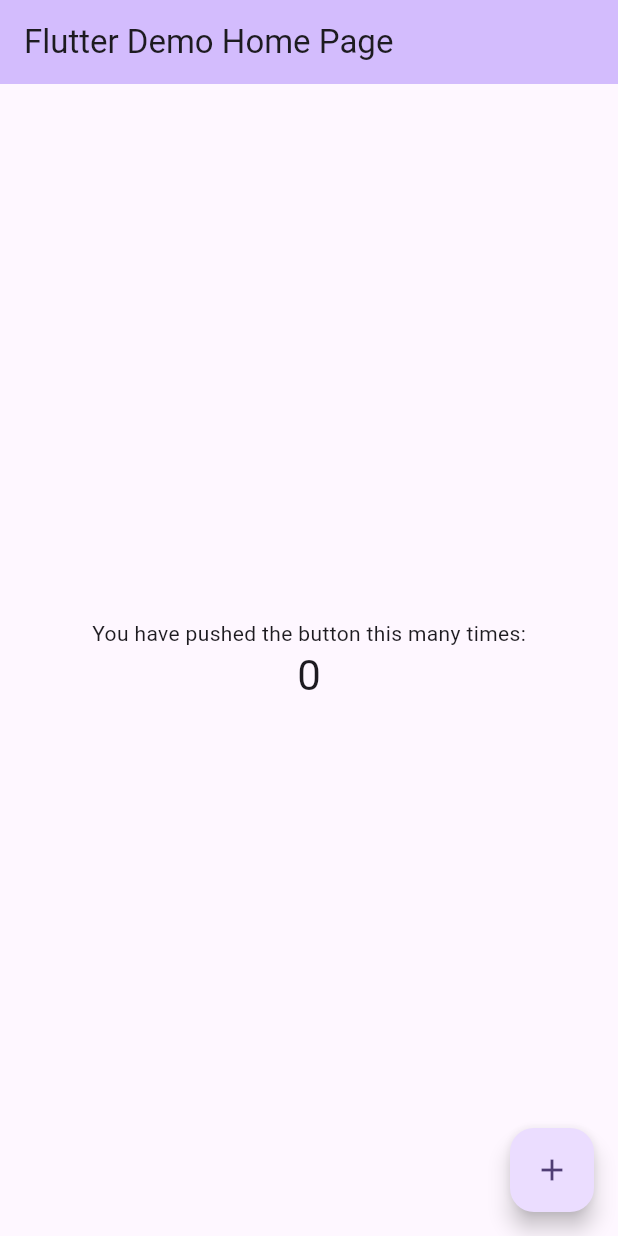
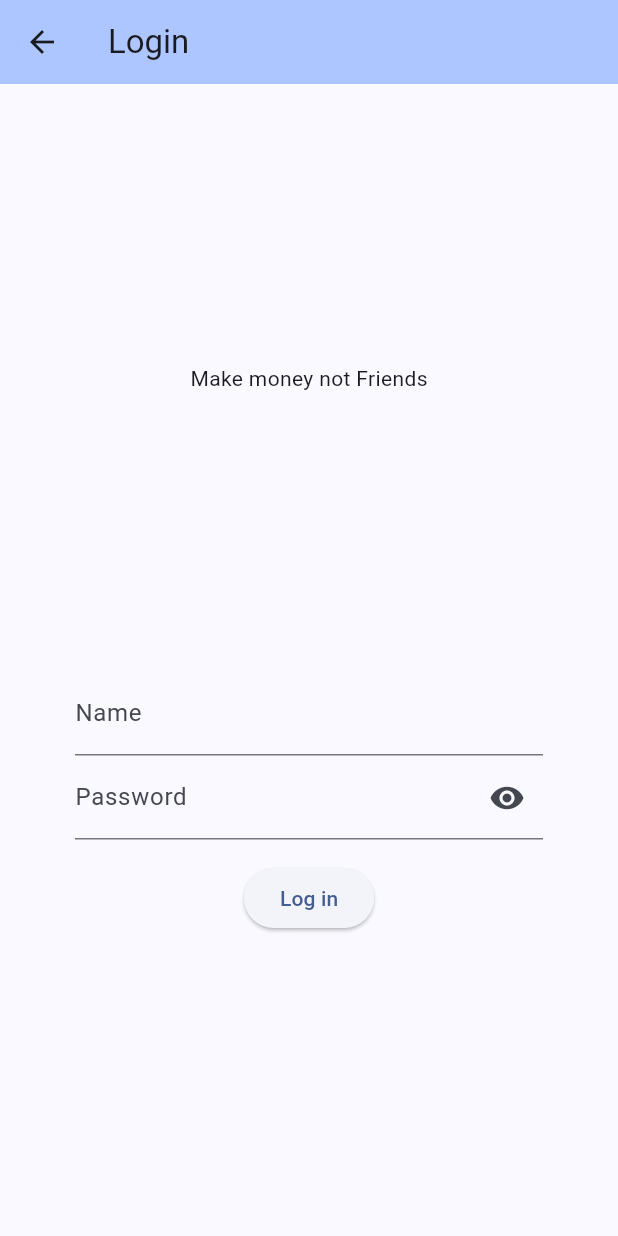
Before and after one commit to wolfrex2809/group_bills_flutter, a Flutter app: the screen it shows after launch, on a phone screen of 412 x 824 dp. Run offline on Flutter 3.47's test engine with Material 3 defaults, Android fonts, the phone set to English and light mode, and no system bars; our stand-ins replace firebase_auth; missing offline and left inert: dart:ffi; accounts and stored records are empty.

Commit message:
Basic Login

```diff
--- a/lib/main.dart
+++ b/lib/main.dart
@@ -1,52 +1,43 @@
+import 'package:flutter/cupertino.dart';
 import 'package:flutter/material.dart';
+import 'package:firebase_auth/firebase_auth.dart';
+import 'package:flutter/rendering.dart';
+import 'package:flutter/widgets.dart';
+import 'models.dart';
 
 void main() {
   runApp(const MyApp());
 }
 
-class MyApp extends StatelessWidget {
+class MyApp extends StatefulWidget {
   const MyApp({super.key});
 
-  // This widget is the root of your application.
+  @override
+  State<MyApp> createState() => _MyAppState();
+}
+
+class _MyAppState extends State<MyApp> {
+
   @override
   Widget build(BuildContext context) {
     return MaterialApp(
-      title: 'Flutter Demo',
+      title: 'Friends Bills',
+      debugShowCheckedModeBanner: false,
       theme: ThemeData(
-        // This is the theme of your application.
-        //
-        // TRY THIS: Try running your application with "flutter run". You'll see
-        // the application has a purple toolbar. Then, without quitting the app,
-        // try changing the seedColor in the colorScheme below to Colors.green
-        // and then invoke "hot reload" (save your changes or press the "hot
-        // reload" button in a Flutter-supported IDE, or press "r" if you used
-        // the command line to start the app).
-        //
-        // Notice that the counter didn't reset back to zero; the application
-        // state is not lost during the reload. To reset the state, use hot
-        // restart instead.
-        //
-        // This works for code too, not just values: Most code changes can be
-        // tested with just a hot reload.
-        colorScheme: ColorScheme.fromSeed(seedColor: Colors.deepPurple),
+        colorScheme: ColorScheme.fromSeed(seedColor: Colors.blueAccent),
         useMaterial3: true,
       ),
-      home: const MyHomePage(title: 'Flutter Demo Home Page'),
+      initialRoute: loggedUser.id != "" ? "/"  : "/login",
+      routes: {
+        '/': (context) => MyHomePage(title: 'Hola, ${loggedUser.name}',),
+        '/login': (context) => Login(),
+      },
     );
   }
 }
 
 class MyHomePage extends StatefulWidget {
   const MyHomePage({super.key, required this.title});
-
-  // This widget is the home page of your application. It is stateful, meaning
-  // that it has a State object (defined below) that contains fields that affect
-  // how it looks.
-
-  // This class is the configuration for the state. It holds the values (in this
-  // case the title) provided by the parent (in this case the App widget) and
-  // used by the build method of the State. Fields in a Widget subclass are
-  // always marked "final".
 
   final String title;
 
@@ -59,67 +50,152 @@
 
   void _incrementCounter() {
     setState(() {
-      // This call to setState tells the Flutter framework that something has
-      // changed in this State, which causes it to rerun the build method below
-      // so that the display can reflect the updated values. If we changed
-      // _counter without calling setState(), then the build method would not be
-      // called again, and so nothing would appear to happen.
       _counter++;
     });
   }
 
   @override
   Widget build(BuildContext context) {
-    // This method is rerun every time setState is called, for instance as done
-    // by the _incrementCounter method above.
-    //
-    // The Flutter framework has been optimized to make rerunning build methods
-    // fast, so that you can just rebuild anything that needs updating rather
-    // than having to individually change instances of widgets.
     return Scaffold(
       appBar: AppBar(
-        // TRY THIS: Try changing the color here to a specific color (to
-        // Colors.amber, perhaps?) and trigger a hot reload to see the AppBar
-        // change color while the other colors stay the same.
         backgroundColor: Theme.of(context).colorScheme.inversePrimary,
-        // Here we take the value from the MyHomePage object that was created by
-        // the App.build method, and use it to set our appbar title.
         title: Text(widget.title),
       ),
-      body: Center(
-        // Center is a layout widget. It takes a single child and positions it
-        // in the middle of the parent.
-        child: Column(
-          // Column is also a layout widget. It takes a list of children and
-          // arranges them vertically. By default, it sizes itself to fit its
-          // children horizontally, and tries to be as tall as its parent.
-          //
-          // Column has various properties to control how it sizes itself and
-          // how it positions its children. Here we use mainAxisAlignment to
-          // center the children vertically; the main axis here is the vertical
-          // axis because Columns are vertical (the cross axis would be
-          // horizontal).
-          //
-          // TRY THIS: Invoke "debug painting" (choose the "Toggle Debug Paint"
-          // action in the IDE, or press "p" in the console), to see the
-          // wireframe for each widget.
-          mainAxisAlignment: MainAxisAlignment.center,
-          children: <Widget>[
-            const Text(
-              'You have pushed the button this many times:',
+      drawer: Drawer(
+        child: ListView(
+          children: [
+            const DrawerHeader(child: Text("Friends Bills")),
+            ListTile(
+              title: const Text("Cuentas"),
+              onTap: (){
+
+              },
             ),
-            Text(
-              '$_counter',
-              style: Theme.of(context).textTheme.headlineMedium,
+            ListTile(
+              title: const Text("Deudas"),
+              onTap: (){
+
+              },
             ),
           ],
-        ),
+        )
+      ),
+      body: ListView(
+        children: const [
+          ListTile(
+            title: Text("Sushi Omakase"),
+            subtitle: Text("From: Lauren Sanabria"),
+            trailing: Text("40 USD", style: TextStyle(color: Colors.red)),
+          ),
+          ListTile(
+            title: Text("Pastelitos Maracuchos"),
+            subtitle: Text("To: Soto, Milkar, Lauren"),
+            trailing: Text("40 USD", style: TextStyle(color: Colors.green)),
+          )
+        ],
       ),
       floatingActionButton: FloatingActionButton(
-        onPressed: _incrementCounter,
-        tooltip: 'Increment',
+        onPressed: (){
+
+        },
+        tooltip: 'New',
         child: const Icon(Icons.add),
-      ), // This trailing comma makes auto-formatting nicer for build methods.
+      )
     );
   }
 }
+
+
+class Login extends StatefulWidget {
+  Login({super.key});
+
+  @override
+  State<Login> createState() => _LoginState();
+}
+
+class _LoginState extends State<Login> {
+  final _formKey = GlobalKey<FormState>();
+
+  final _nameController = TextEditingController();
+  final _passController = TextEditingController();
+  bool passwordVisible=true;
+  @override
+  Widget build(BuildContext context) {
+    return  Scaffold(
+      appBar: AppBar(
+        backgroundColor: Theme.of(context).colorScheme.inversePrimary,
+        title: const Text("Login"),
+      ),
+      body: Padding(
+        padding: EdgeInsets.fromLTRB(50.0, 1.0, 50.0, 1.0),
+        child: Column(
+          mainAxisAlignment: MainAxisAlignment.spaceEvenly,
+              children: [
+                const Text("Make money not Friends"),
+                Form(
+                  key: _formKey,
+                  child: Column(
+                    children: [
+                      TextFormField(
+                        controller: _nameController,
+                        textInputAction: TextInputAction.next,
+                        keyboardType: TextInputType.text,
+                        decoration: const InputDecoration(
+                          label: Text("Name")
+                        ),
+                        validator: (value){
+                          if(value == null || value.isEmpty){
+                            return "Please type your name";
+                          }
+                          return null;
+                        },
+                      ),
+                      TextFormField(
+                        controller: _passController,
+                        obscureText: passwordVisible,
+                        keyboardType: TextInputType.visiblePassword,
+                        textInputAction: TextInputAction.done,
+                        decoration: InputDecoration(
+                          label: const Text("Password"),
+                          suffixIcon: IconButton(
+                            icon: Icon((passwordVisible ? Icons.visibility : Icons.visibility_off)),
+                            onPressed: () {
+                              setState(
+                                () {
+                                  passwordVisible = !passwordVisible;
+                                },
+                              );
+                            },
+                          ),
+                        ),
+                        validator: (value){
+                          if(value == null || value.isEmpty){
+                            return "Please type your password";
+                          }
+                          return null;
+                        },
+                      ),
+                      Padding(
+                        padding:EdgeInsetsDirectional.symmetric(vertical: 15.0),
+                        child: ElevatedButton(
+                          onPressed: (){
+                            if (_formKey.currentState!.validate()) {
+                              ScaffoldMessenger.of(context).showSnackBar(
+                                const SnackBar(content: Text('Processing Data')),
+                              );
+                              loggedUser = AppUser(id: _passController.text, name: _nameController.text);
+                              Navigator.popAndPushNamed(context, "/");
+                            }
+                          },
+                          child: Text("Log in")
+                        ),
+                      )
+                    ],
+                  ),
+                ),
+              ],
+            ),
+      ),
+    );
+  }
+}
--- /dev/null
+++ b/lib/models.dart
@@ -0,0 +1,47 @@
+import 'dart:ffi';
+AppUser loggedUser = AppUser(id:"", name:"");
+enum Status{open, closed}
+enum PaymentMethod{dolars, zinli, banesco, binance, bolivares}
+
+Map paymentMethods = {
+  "dolars": "Dolares Efectivo",
+  "zinli": "Zinli USD",
+  "banesco": "Banesco Panamá",
+  "binance": "Binance USDT",
+  "bolivares": "Bolivares",
+};
+
+class AppUser{
+  AppUser({required this.id, required this.name});
+  late String id;
+  late String name;
+}
+
+class Bills{
+  late String id; //PK
+  late String userId; //FK AppUser.id
+  late String title;
+  late Float total;
+  late DateTime date;
+  late List<String> participants; //FK []AppUser.id
+}
+
+class Debt{
+  late String id;
+  late String description;
+  late String issuerId;   //FK AppUser.id
+  late String receiverId;   //FK AppUser.id
+  late Float amount;
+  late DateTime date;
+  late String billId = "";  //FK Bills.id
+  late Status status;
+}
+
+class Payments{
+  late String id;
+  late String userId; //FK AppUser.id
+  late String debtId; //FK Debt.id
+  late PaymentMethod type;
+  late Float amount;
+  late DateTime date;
+}
--- a/pubspec.yaml
+++ b/pubspec.yaml
@@ -35,6 +35,7 @@ dependencies:
   # The following adds the Cupertino Icons font to your application.
   # Use with the CupertinoIcons class for iOS style icons.
   cupertino_icons: ^1.0.6
+  firebase_auth: ^5.1.4
 
 dev_dependencies:
   flutter_test:
```
Also changed, not shown: pubspec.lock, 4 other files.
